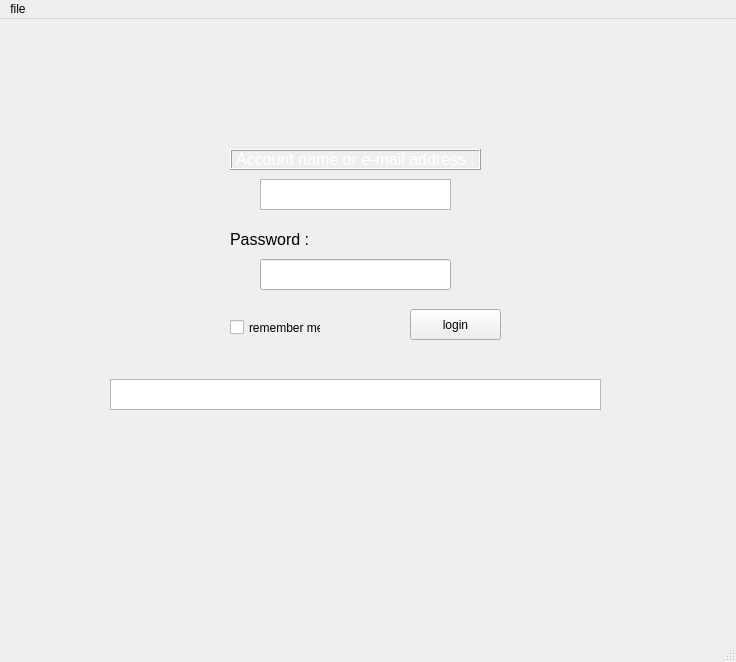
Above: TravLord_Login.ui from iNuBexX/TravWarLord before the change. Below: the same form after it.
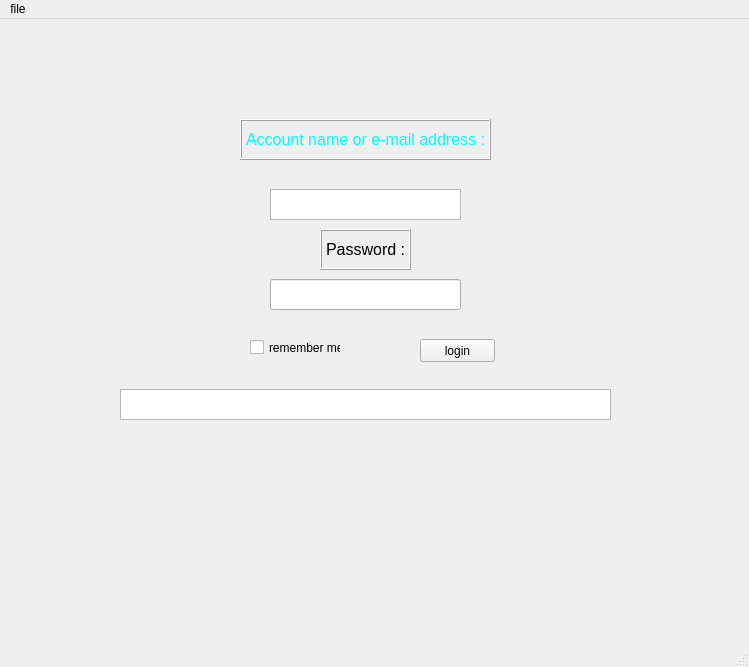
That is the form after the change. Icons and pictures are not drawn.

```diff
--- a/TravLord_Login.ui
+++ b/TravLord_Login.ui
@@ -9,8 +9,8 @@
    <rect>
     <x>0</x>
     <y>0</y>
-    <width>736</width>
-    <height>662</height>
+    <width>749</width>
+    <height>667</height>
    </rect>
   </property>
   <property name="minimumSize">
@@ -35,10 +35,10 @@
    <widget class="QLabel" name="label">
     <property name="geometry">
      <rect>
-      <x>230</x>
-      <y>130</y>
+      <x>240</x>
+      <y>100</y>
       <width>251</width>
-      <height>21</height>
+      <height>41</height>
      </rect>
     </property>
     <property name="font">
@@ -47,7 +47,7 @@
      </font>
     </property>
     <property name="styleSheet">
-     <string notr="true">color: rgb(255, 255, 255);</string>
+     <string notr="true">color: rgb(0, 255, 255);</string>
     </property>
     <property name="frameShape">
      <enum>QFrame::Box</enum>
@@ -62,10 +62,10 @@
    <widget class="QLabel" name="label_2">
     <property name="geometry">
      <rect>
-      <x>230</x>
+      <x>320</x>
       <y>210</y>
-      <width>161</width>
-      <height>21</height>
+      <width>91</width>
+      <height>41</height>
      </rect>
     </property>
     <property name="font">
@@ -73,6 +73,12 @@
       <pointsize>12</pointsize>
      </font>
     </property>
+    <property name="frameShape">
+     <enum>QFrame::Box</enum>
+    </property>
+    <property name="frameShadow">
+     <enum>QFrame::Raised</enum>
+    </property>
     <property name="text">
      <string>Password :</string>
     </property>
@@ -80,8 +86,8 @@
    <widget class="QPlainTextEdit" name="inputemail">
     <property name="geometry">
      <rect>
-      <x>260</x>
-      <y>160</y>
+      <x>270</x>
+      <y>170</y>
       <width>191</width>
       <height>31</height>
      </rect>
@@ -105,8 +111,8 @@
    <widget class="QLineEdit" name="inputpassword">
     <property name="geometry">
      <rect>
-      <x>260</x>
-      <y>240</y>
+      <x>270</x>
+      <y>260</y>
       <width>191</width>
       <height>31</height>
      </rect>
@@ -118,10 +124,10 @@
    <widget class="QPushButton" name="buttonlogin">
     <property name="geometry">
      <rect>
-      <x>410</x>
-      <y>290</y>
-      <width>91</width>
-      <height>31</height>
+      <x>420</x>
+      <y>320</y>
+      <width>75</width>
+      <height>23</height>
      </rect>
     </property>
     <property name="text">
@@ -131,8 +137,8 @@
    <widget class="QCheckBox" name="checkBox">
     <property name="geometry">
      <rect>
-      <x>230</x>
-      <y>300</y>
+      <x>250</x>
+      <y>320</y>
       <width>91</width>
       <height>17</height>
      </rect>
@@ -144,8 +150,8 @@
    <widget class="QPlainTextEdit" name="world">
     <property name="geometry">
      <rect>
-      <x>110</x>
-      <y>360</y>
+      <x>120</x>
+      <y>370</y>
       <width>491</width>
       <height>31</height>
      </rect>
@@ -157,7 +163,7 @@
     <rect>
      <x>0</x>
      <y>0</y>
-     <width>736</width>
+     <width>749</width>
      <height>21</height>
     </rect>
    </property>
```
Left out of the diff: 4 changed lines with no effect on the pictures.
